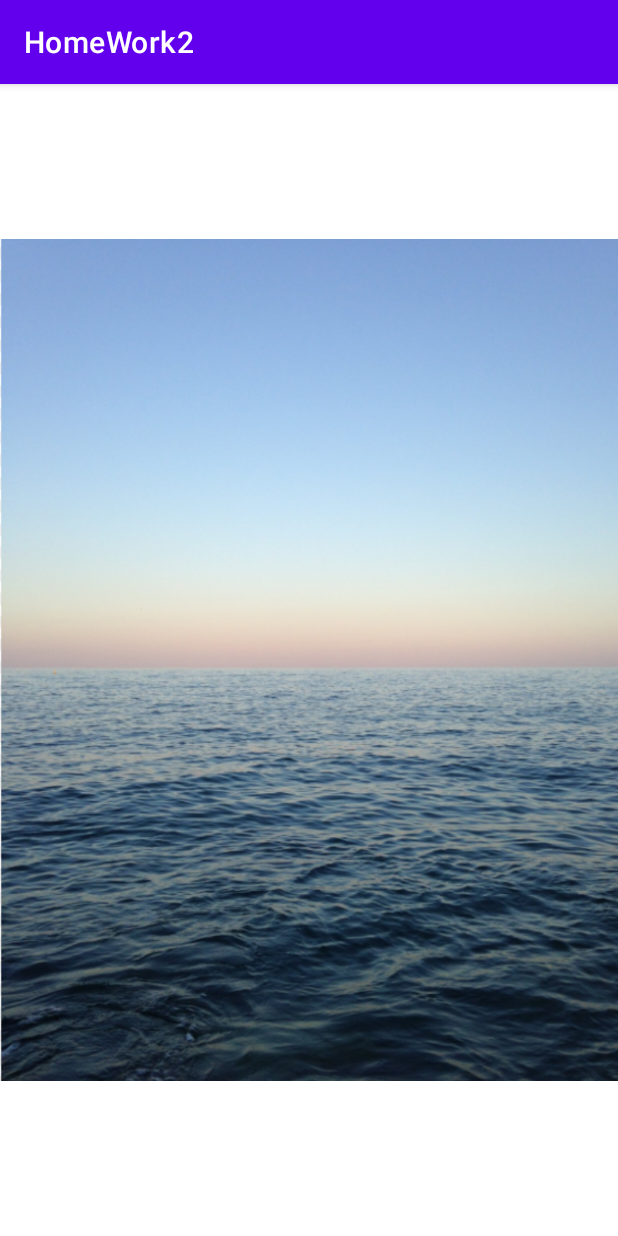
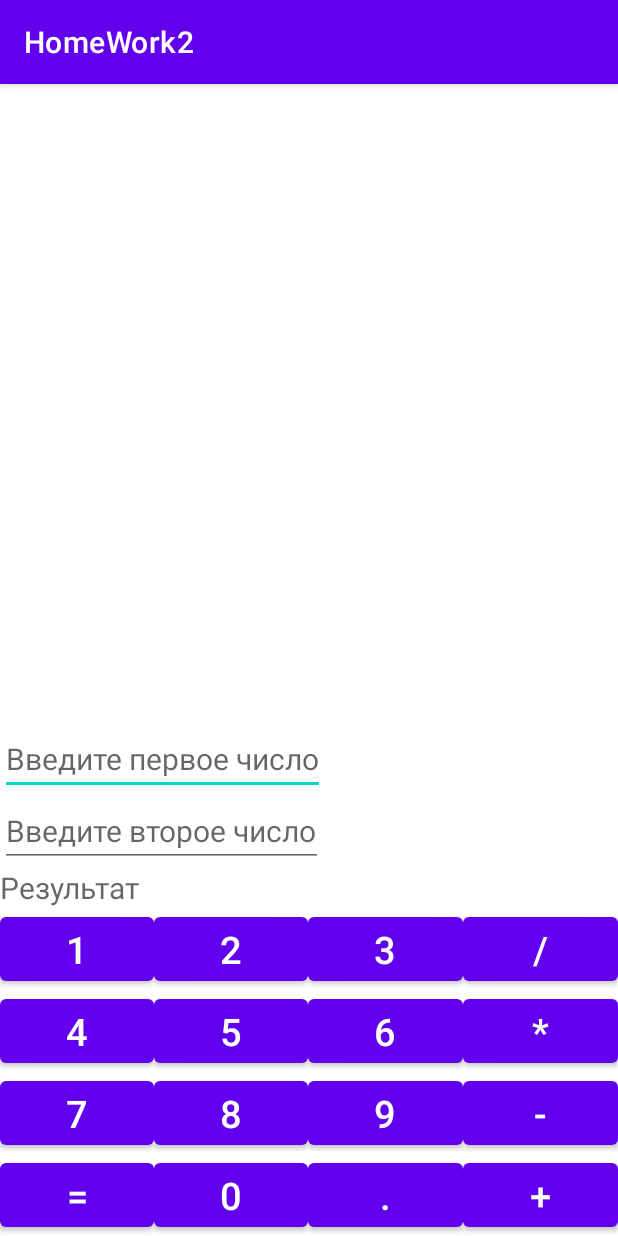
Before and after one commit to anzagornov/android, an Android app: the screen it shows after launch (MainActivity), on a phone screen of 412 x 824 dp. Run offline under Robolectric (Android 15) with nearby library versions, the phone set to English and light mode, and no system bars.

Commit message:
Это черновик ДЗ 3

```diff
--- a/app/src/main/java/com/example/homework2/MainActivity.java
+++ b/app/src/main/java/com/example/homework2/MainActivity.java
@@ -2,13 +2,107 @@ package com.example.homework2;
 
 import androidx.appcompat.app.AppCompatActivity;
 
+import android.annotation.SuppressLint;
 import android.os.Bundle;
+import android.view.View;
+import android.widget.Button;
+import android.widget.EditText;
+import android.widget.TextView;
 
-public class MainActivity extends AppCompatActivity {
+public class MainActivity extends AppCompatActivity implements View.OnClickListener {
+
+    private EditText num1;
+    private EditText num2;
+    private TextView Result;
+    private Button button_1;
+    private Button button_2;
+    private Button button_3;
+    private Button button_dividing;
+    private Button button_4;
+    private Button button_5;
+    private Button button_6;
+    private Button button_multiplying;
+    private Button button_7;
+    private Button button_8;
+    private Button button_9;
+    private Button button_minus;
+    private Button button_equally;
+    private Button button_0;
+    private Button button_dot;
+    private Button button_plus;
+    private String count = " ";
 
     @Override
     protected void onCreate(Bundle savedInstanceState) {
         super.onCreate(savedInstanceState);
-        setContentView(R.layout.activity_main);
+        setContentView(R.layout.homework3);
+
+        num1=(EditText)findViewById(R.id.num1);
+        num2=(EditText)findViewById(R.id.num2);
+        Result=(TextView)findViewById(R.id.result);
+        button_1=(Button) findViewById(R.id.button_1);
+        button_2=(Button) findViewById(R.id.button_2);
+        button_3=(Button) findViewById(R.id.button_3);
+        button_dividing=(Button) findViewById(R.id.button_dividing);
+        button_4=(Button) findViewById(R.id.button_4);
+        button_5=(Button) findViewById(R.id.button_5);
+        button_6=(Button) findViewById(R.id.button_6);
+        button_multiplying=(Button) findViewById(R.id.button_multiplying);
+        button_7=(Button) findViewById(R.id.button_7);
+        button_8 =(Button) findViewById(R.id.button_8);
+        button_9 =(Button) findViewById(R.id.button_9);
+        button_minus=(Button) findViewById(R.id.button_minus);
+        button_equally=(Button) findViewById(R.id.button_equally);
+        button_0=(Button) findViewById(R.id.button_0);
+        button_dot=(Button) findViewById(R.id.button_dot);
+        button_plus=(Button) findViewById(R.id.button_plus);
+
+        button_1.setOnClickListener(this);
+        button_2.setOnClickListener(this);
+        button_3.setOnClickListener(this);
+        button_dividing.setOnClickListener(this);
+        button_4.setOnClickListener(this);
+        button_5.setOnClickListener(this);
+        button_6.setOnClickListener(this);
+        button_multiplying.setOnClickListener(this);
+        button_7.setOnClickListener(this);
+        button_8.setOnClickListener(this);
+        button_9.setOnClickListener(this);
+        button_minus.setOnClickListener(this);
+        button_equally.setOnClickListener(this);
+        button_0.setOnClickListener(this);
+        button_dot.setOnClickListener(this);
+        button_plus.setOnClickListener(this);
+    }
+
+    @SuppressLint({"NonConstantResourceId", "SetTextI18n"})
+    @Override
+    public void onClick(View v) {
+        float value1 = 0;
+        float value2 = 0;
+        float result = 0;
+
+        value1 = Float.parseFloat(num1.getText().toString());
+        value2 = Float.parseFloat(num2.getText().toString());
+
+        switch (v.getId()) {
+            case R.id.button_plus:
+                count = "+";
+                result = value1 + value2;
+                break;
+            case R.id.button_minus:
+                count = "-";
+                result = value1 - value2;
+                break;
+            case R.id.button_multiplying:
+                count = "*";
+                result = value1 * value2;
+                break;
+            case R.id.button_dividing:
+                count = "/";
+                result = value1 / value2;
+                break;
+        }
+        Result.setText(value1 + " " + count + " " + value2 + " = " + result);
     }
 }
--- a/app/src/main/res/layout/activity_main.xml
+++ b/app/src/main/res/layout/activity_main.xml
@@ -18,7 +18,6 @@
     <ImageView
         android:layout_width="wrap_content"
         android:layout_height="wrap_content"
-        android:src="@drawable/sea"
         app:layout_constraintLeft_toLeftOf="parent"
         app:layout_constraintTop_toTopOf="parent"/>
 
--- a/app/src/main/res/layout/homework2.xml
+++ b/app/src/main/res/layout/homework3.xml
@@ -1,56 +1,45 @@
 <?xml version="1.0" encoding="utf-8"?>
 <LinearLayout xmlns:android="http://schemas.android.com/apk/res/android"
+    xmlns:tools="http://schemas.android.com/tools"
     android:layout_width="match_parent"
     android:layout_height="match_parent"
-    android:orientation="vertical"
-    android:background="@drawable/sea">
+    android:orientation="vertical">
 
     <Space
         android:layout_width="match_parent"
-        android:layout_height="wrap_content"
+        android:layout_height="0dp"
         android:layout_weight="1" />
 
     <EditText
+        android:id="@+id/num1"
         android:layout_width="wrap_content"
         android:layout_height="wrap_content"
-        android:text="Enter a number"
-        android:textSize="35sp"
-        android:textColor="@color/white"/>
-
-
-    <LinearLayout
-        android:layout_width="match_parent"
+        android:text="@string/Число_1"
+        android:textSize="20sp"
+        android:textColor="@color/teal_200"
+        android:hint="@string/num1"
+        android:inputType="numberDecimal"
+        android:autofillHints=" " />
+    <EditText
+        android:id="@+id/num2"
+        android:layout_width="wrap_content"
         android:layout_height="wrap_content"
-        android:orientation="horizontal">
-        <Button
-            android:id="@+id/button_clear"
-            android:layout_width="wrap_content"
-            android:layout_height="wrap_content"
-            android:layout_weight="1"
-            android:text="@string/_clear"
-            android:textSize="25dp" />
-        <Button
-            android:id="@+id/button_percent"
-            android:layout_width="wrap_content"
-            android:layout_height="wrap_content"
-            android:layout_weight="1"
-            android:text="@string/_percent"
-            android:textSize="25dp" />
-        <Button
-            android:id="@+id/button_plusminus"
-            android:layout_width="wrap_content"
-            android:layout_height="wrap_content"
-            android:layout_weight="1"
-            android:text="@string/_plus_minus"
-            android:textSize="25dp" />
-        <Button
-            android:id="@+id/button_delete"
-            android:layout_width="wrap_content"
-            android:layout_height="wrap_content"
-            android:layout_weight="1"
-            android:text="@string/_delete"
-            android:textSize="25dp" />
-    </LinearLayout>
+        android:text="@string/Число_2"
+        android:textSize="20sp"
+        android:textColor="@color/teal_200"
+        android:hint="@string/num2"
+        android:inputType="numberDecimal"
+        android:autofillHints=" " />
+    <TextView
+        android:id="@+id/result"
+        android:layout_width="wrap_content"
+        android:layout_height="wrap_content"
+        android:text="@string/Результат"
+        android:textSize="20sp"
+        android:textColor="@color/teal_200"
+        android:hint="@string/result"
+        android:inputType="numberDecimal"
+        tools:ignore="TextViewEdits" />
 
     <LinearLayout
         android:layout_width="match_parent"
@@ -63,7 +52,8 @@
             android:layout_height="wrap_content"
             android:layout_weight="1"
             android:text="@string/_1"
-            android:textSize="25dp" />
+            android:textSize="25sp"
+            tools:ignore="ButtonStyle" />
 
         <Button
             android:id="@+id/button_2"
@@ -71,21 +61,24 @@
             android:layout_height="wrap_content"
             android:layout_weight="1"
             android:text="@string/_2"
-            android:textSize="25dp" />
+            android:textSize="25sp"
+            tools:ignore="ButtonStyle" />
         <Button
             android:id="@+id/button_3"
             android:layout_width="wrap_content"
             android:layout_height="wrap_content"
             android:layout_weight="1"
             android:text="@string/_3"
-            android:textSize="25dp" />
+            android:textSize="25sp"
+            tools:ignore="ButtonStyle" />
         <Button
             android:id="@+id/button_dividing"
             android:layout_width="wrap_content"
             android:layout_height="wrap_content"
             android:layout_weight="1"
             android:text="@string/_dividing"
-            android:textSize="25dp" />
+            android:textSize="25sp"
+            tools:ignore="ButtonStyle" />
     </LinearLayout>
 
     <LinearLayout
--- a/app/src/main/res/values/strings.xml
+++ b/app/src/main/res/values/strings.xml
@@ -20,4 +20,10 @@
     <string name="_0">0</string>
     <string name="_dot">.</string>
     <string name="_plus">+</string>
-    </resources>
+    <string name="num1">Введите первое число</string>
+    <string name="num2">Введите второе число</string>
+    <string name="result">Результат</string>
+    <string name="Результат" />
+    <string name="Число_2" />
+    <string name="Число_1" />
+</resources>
```
